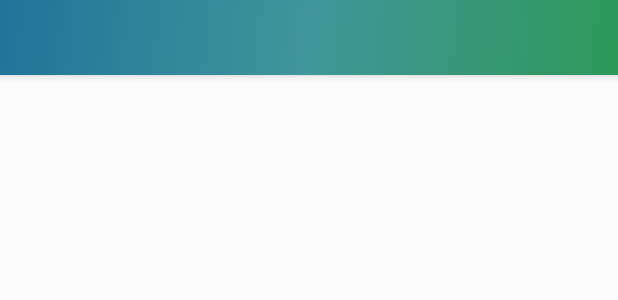
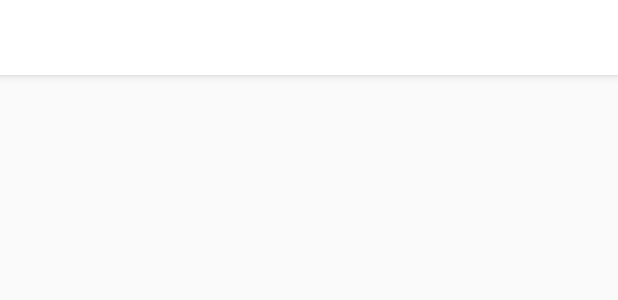
Before and after one commit to khushali25/Amdavadblog_APP, an Android app: the layout activity_main.xml on its own in the app's theme, with its tools: preview values and no code run, on a phone screen of 412 x 824 dp. Shown: the top 300 px of the screen. Run offline under Robolectric (Android 15) with nearby library versions, the phone set to English and light mode, and no system bars.

Commit message:
First Layout changes

```diff
--- a/app/src/main/res/layout/activity_main.xml
+++ b/app/src/main/res/layout/activity_main.xml
@@ -15,7 +15,7 @@
             android:layout_height="50dp"
             android:layout_width="match_parent"
             android:id="@+id/newtoolbar"
-            android:background="@drawable/gradient_colors">
+            android:background="#ffffff">
             <TextView
                 android:layout_height="match_parent"
                 android:layout_width="match_parent"
```
